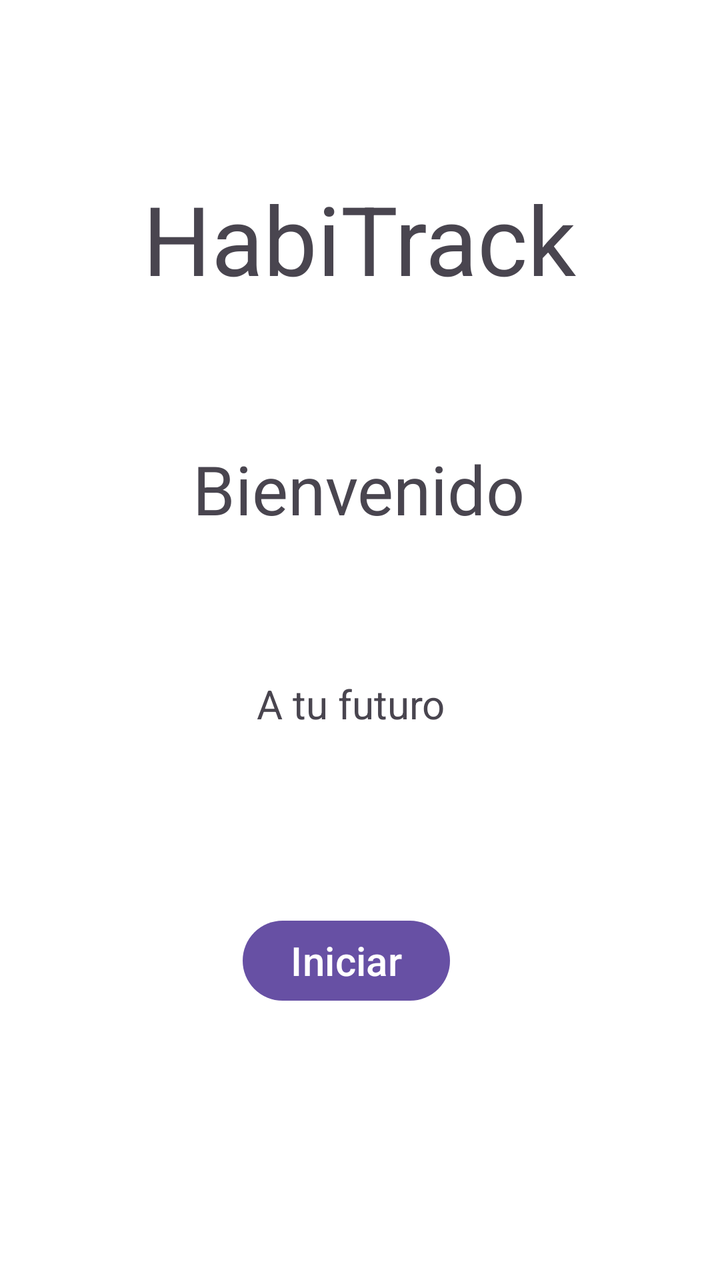
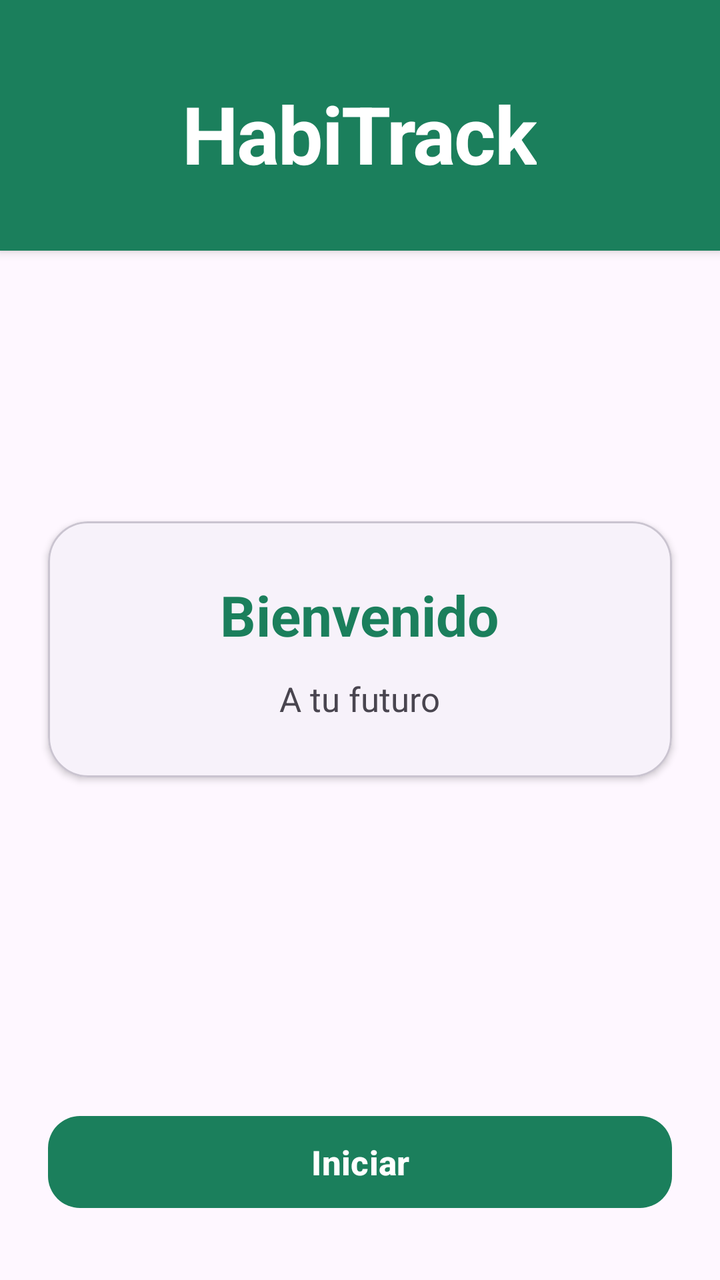

Screens rendered from an Android XML layout before and after an edit, with the pre-edit source and the edit as a unified diff.
<!-- AndroidManifest.xml: application theme Theme.HabiTrack -->
<!-- res/layout/activity_pantallade_inicio.xml -->
<?xml version="1.0" encoding="utf-8"?>
<androidx.constraintlayout.widget.ConstraintLayout xmlns:android="http://schemas.android.com/apk/res/android"
    xmlns:app="http://schemas.android.com/apk/res-auto"
    xmlns:tools="http://schemas.android.com/tools"
    android:id="@+id/main"
    android:layout_width="match_parent"
    android:layout_height="match_parent"
    tools:context=".PantalladeInicio">

    <Button
        android:id="@+id/btnPantallaInicioIniciar"
        android:layout_width="wrap_content"
        android:layout_height="wrap_content"
        android:text="@string/btnPantallaInicioIniciar"
        android:textSize="20sp"
        app:layout_constraintBottom_toBottomOf="parent"
        app:layout_constraintEnd_toEndOf="parent"
        app:layout_constraintHorizontal_bias="0.473"
        app:layout_constraintStart_toStartOf="parent"
        app:layout_constraintTop_toTopOf="parent"
        app:layout_constraintVertical_bias="0.771" />

    <TextView
        android:id="@+id/textView4"
        android:layout_width="wrap_content"
        android:layout_height="wrap_content"
        android:rotationX="0"
        android:text="@string/txtPantallaInicioHabiTrack"
        android:textSize="48sp"
        app:layout_constraintBottom_toBottomOf="parent"
        app:layout_constraintEnd_toEndOf="parent"
        app:layout_constraintHorizontal_bias="0.497"
        app:layout_constraintStart_toStartOf="parent"
        app:layout_constraintTop_toTopOf="parent"
        app:layout_constraintVertical_bias="0.151" />

    <TextView
        android:id="@+id/textView"
        android:layout_width="wrap_content"
        android:layout_height="wrap_content"
        android:rotationX="0"
        android:text="@string/txtPantallaInicioBienvenido"
        android:textSize="34sp"
        app:layout_constraintBottom_toBottomOf="parent"
        app:layout_constraintEnd_toEndOf="parent"
        app:layout_constraintHorizontal_bias="0.497"
        app:layout_constraintStart_toStartOf="parent"
        app:layout_constraintTop_toTopOf="parent"
        app:layout_constraintVertical_bias="0.373" />

    <TextView
        android:id="@+id/textView2"
        android:layout_width="wrap_content"
        android:layout_height="wrap_content"
        android:rotationX="0"
        android:text="@string/txtPantallaInicioFluf"
        android:textSize="20sp"
        app:layout_constraintBottom_toBottomOf="parent"
        app:layout_constraintEnd_toEndOf="parent"
        app:layout_constraintHorizontal_bias="0.483"
        app:layout_constraintStart_toStartOf="parent"
        app:layout_constraintTop_toTopOf="parent"
        app:layout_constraintVertical_bias="0.552" />

</androidx.constraintlayout.widget.ConstraintLayout>
<!-- resources referenced by this layout -->
<resources>
  <string name="btnPantallaInicioIniciar">Iniciar</string>
  <string name="txtPantallaInicioBienvenido">Bienvenido</string>
  <string name="txtPantallaInicioFluf">A tu futuro</string>
  <string name="txtPantallaInicioHabiTrack">HabiTrack</string>
  <style name="Theme.HabiTrack" parent="Base.Theme.HabiTrack" />
  <style name="Base.Theme.HabiTrack" parent="Theme.Material3.Light.NoActionBar">
  
          <item name="android:windowBackground">@android:color/white</item>
          <item name="android:textColorPrimary">@android:color/black</item>
  
      </style>
</resources>

<!-- the commit's change to res/layout/activity_pantallade_inicio.xml (unified diff, before → after) -->
@@ -5,61 +5,106 @@
     android:id="@+id/main"
     android:layout_width="match_parent"
     android:layout_height="match_parent"
+    android:background="?attr/colorSurface"
     tools:context=".PantalladeInicio">
 
-    <Button
+    <com.google.android.material.card.MaterialCardView
+        android:id="@+id/cardCabeceraInicio"
+        android:layout_width="0dp"
+        android:layout_height="wrap_content"
+        app:cardBackgroundColor="?attr/colorPrimary"
+        app:cardCornerRadius="0dp"
+        app:cardElevation="3dp"
+        app:strokeWidth="0dp"
+        app:layout_constraintEnd_toEndOf="parent"
+        app:layout_constraintStart_toStartOf="parent"
+        app:layout_constraintTop_toTopOf="parent">
+
+        <LinearLayout
+            android:layout_width="match_parent"
+            android:layout_height="wrap_content"
+            android:gravity="center"
+            android:orientation="vertical"
+            android:paddingHorizontal="24dp"
+            android:paddingTop="40dp"
+            android:paddingBottom="32dp">
+
+            <TextView
+                android:id="@+id/textView4"
+                android:layout_width="wrap_content"
+                android:layout_height="wrap_content"
+                android:gravity="center"
+                android:letterSpacing="-0.02"
+                android:rotationX="0"
+                android:text="@string/txtPantallaInicioHabiTrack"
+                android:textColor="?attr/colorOnPrimary"
+                android:textSize="40sp"
+                android:textStyle="bold" />
+        </LinearLayout>
+    </com.google.android.material.card.MaterialCardView>
+
+    <com.google.android.material.card.MaterialCardView
+        android:id="@+id/cardMensajeInicio"
+        android:layout_width="0dp"
+        android:layout_height="wrap_content"
+        android:layout_marginHorizontal="24dp"
+        app:cardBackgroundColor="?attr/colorSurfaceContainerLow"
+        app:cardCornerRadius="20dp"
+        app:cardElevation="2dp"
+        app:strokeColor="?attr/colorOutlineVariant"
+        app:strokeWidth="1dp"
+        app:layout_constraintBottom_toTopOf="@+id/btnPantallaInicioIniciar"
+        app:layout_constraintEnd_toEndOf="parent"
+        app:layout_constraintStart_toStartOf="parent"
+        app:layout_constraintTop_toBottomOf="@+id/cardCabeceraInicio"
+        app:layout_constraintVertical_bias="0.45">
+
+        <LinearLayout
+            android:layout_width="match_parent"
+            android:layout_height="wrap_content"
+            android:gravity="center"
+            android:orientation="vertical"
+            android:paddingHorizontal="24dp"
+            android:paddingVertical="28dp">
+
+            <TextView
+                android:id="@+id/textView"
+                android:layout_width="wrap_content"
+                android:layout_height="wrap_content"
+                android:gravity="center"
+                android:rotationX="0"
+                android:text="@string/txtPantallaInicioBienvenido"
+                android:textColor="?attr/colorPrimary"
+                android:textSize="28sp"
+                android:textStyle="bold" />
+
+            <TextView
+                android:id="@+id/textView2"
+                android:layout_width="wrap_content"
+                android:layout_height="wrap_content"
+                android:layout_marginTop="12dp"
+                android:gravity="center"
+                android:lineSpacingMultiplier="1.25"
+                android:rotationX="0"
+                android:text="@string/txtPantallaInicioFluf"
+                android:textColor="?attr/colorOnSurfaceVariant"
+                android:textSize="17sp" />
+        </LinearLayout>
+    </com.google.android.material.card.MaterialCardView>
+
+    <com.google.android.material.button.MaterialButton
         android:id="@+id/btnPantallaInicioIniciar"
-        android:layout_width="wrap_content"
-        android:layout_height="wrap_content"
+        android:layout_width="0dp"
+        android:layout_height="54dp"
+        android:layout_marginHorizontal="24dp"
+        android:layout_marginBottom="32dp"
         android:text="@string/btnPantallaInicioIniciar"
-        android:textSize="20sp"
+        android:textAllCaps="false"
+        android:textSize="17sp"
+        android:textStyle="bold"
+        app:cornerRadius="16dp"
         app:layout_constraintBottom_toBottomOf="parent"
         app:layout_constraintEnd_toEndOf="parent"
-        app:layout_constraintHorizontal_bias="0.473"
-        app:layout_constraintStart_toStartOf="parent"
-        app:layout_constraintTop_toTopOf="parent"
-        app:layout_constraintVertical_bias="0.771" />
-
-    <TextView
-        android:id="@+id/textView4"
-        android:layout_width="wrap_content"
-        android:layout_height="wrap_content"
-        android:rotationX="0"
-        android:text="@string/txtPantallaInicioHabiTrack"
-        android:textSize="48sp"
-        app:layout_constraintBottom_toBottomOf="parent"
-        app:layout_constraintEnd_toEndOf="parent"
-        app:layout_constraintHorizontal_bias="0.497"
-        app:layout_constraintStart_toStartOf="parent"
-        app:layout_constraintTop_toTopOf="parent"
-        app:layout_constraintVertical_bias="0.151" />
-
-    <TextView
-        android:id="@+id/textView"
-        android:layout_width="wrap_content"
-        android:layout_height="wrap_content"
-        android:rotationX="0"
-        android:text="@string/txtPantallaInicioBienvenido"
-        android:textSize="34sp"
-        app:layout_constraintBottom_toBottomOf="parent"
-        app:layout_constraintEnd_toEndOf="parent"
-        app:layout_constraintHorizontal_bias="0.497"
-        app:layout_constraintStart_toStartOf="parent"
-        app:layout_constraintTop_toTopOf="parent"
-        app:layout_constraintVertical_bias="0.373" />
-
-    <TextView
-        android:id="@+id/textView2"
-        android:layout_width="wrap_content"
-        android:layout_height="wrap_content"
-        android:rotationX="0"
-        android:text="@string/txtPantallaInicioFluf"
-        android:textSize="20sp"
-        app:layout_constraintBottom_toBottomOf="parent"
-        app:layout_constraintEnd_toEndOf="parent"
-        app:layout_constraintHorizontal_bias="0.483"
-        app:layout_constraintStart_toStartOf="parent"
-        app:layout_constraintTop_toTopOf="parent"
-        app:layout_constraintVertical_bias="0.552" />
+        app:layout_constraintStart_toStartOf="parent" />
 
 </androidx.constraintlayout.widget.ConstraintLayout>
<!-- resource entries referenced after the edit -->
@@ -9,7 +9,11 @@
   
           <item name="android:windowBackground">@android:color/white</item>
           <item name="android:textColorPrimary">@android:color/black</item>
+          <item name="colorPrimary">@color/ht_primary</item>
+          <item name="colorOnPrimary">@color/ht_on_primary</item>
   
       </style>
+  <color name="ht_primary">#1B7F5C</color>
+  <color name="ht_on_primary">#FFFFFF</color>
 </resources>
 
